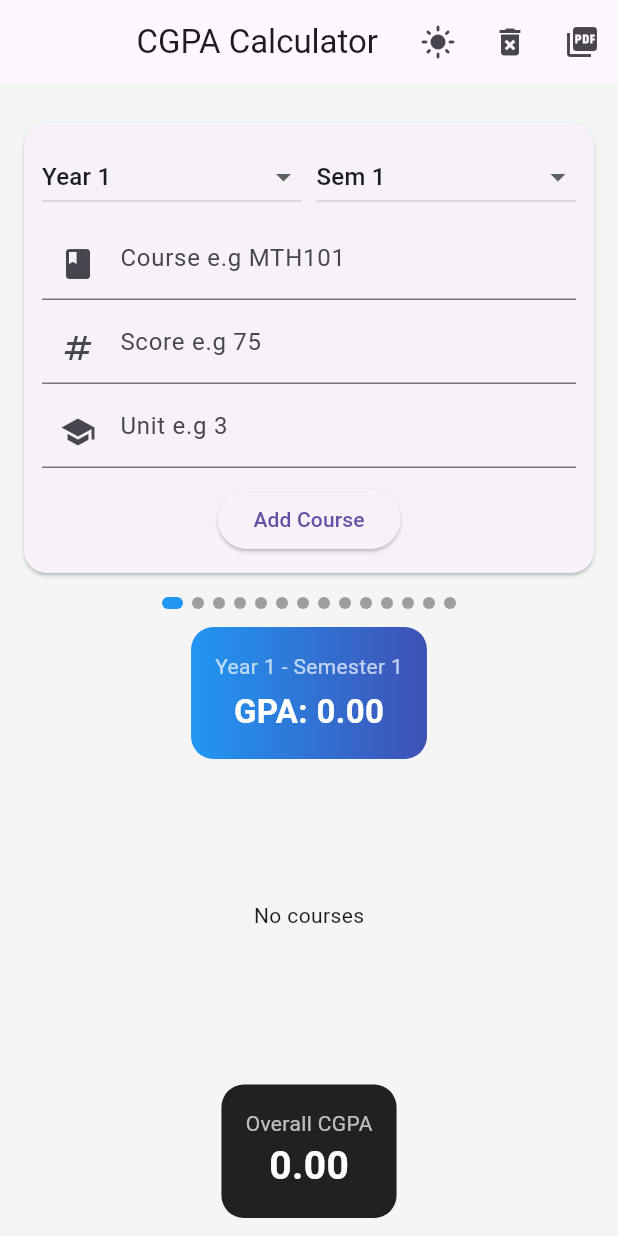
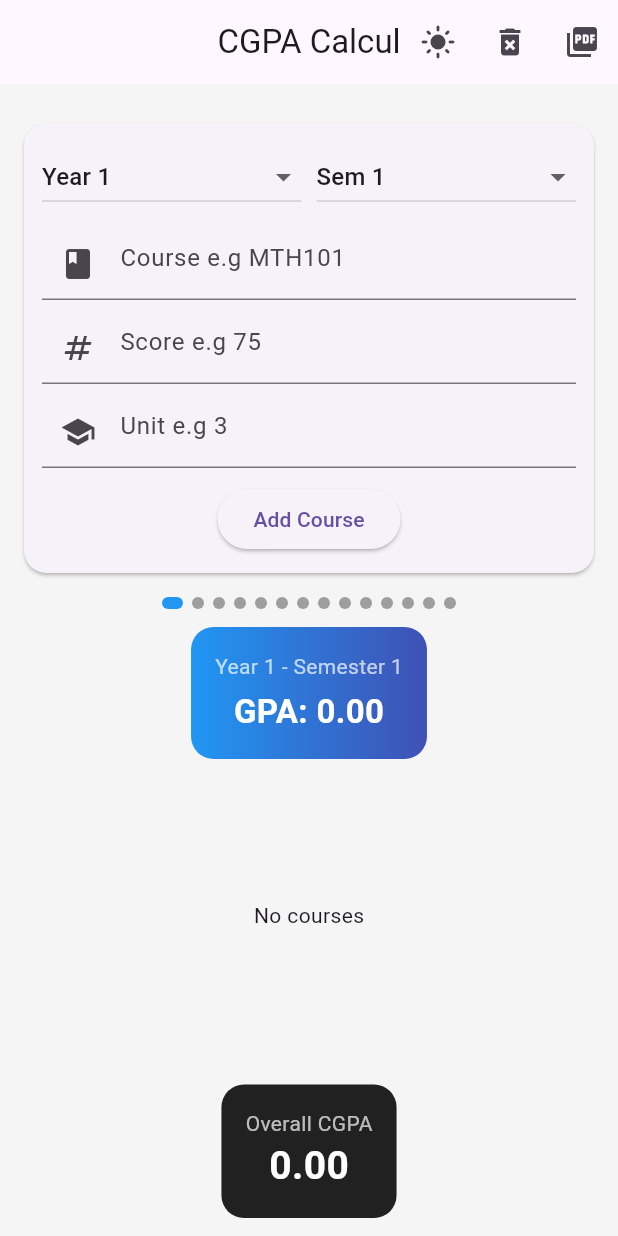
Before and after one commit to Trimaxcoder/CGPA-CALCULATOR, a Flutter app: the screen it shows after launch, on a phone screen of 412 x 824 dp. Run offline on Flutter 3.47's test engine with Material 3 defaults, Android fonts, the phone set to English and light mode, and no system bars; our stand-ins replace printing, shared_preferences.

```diff
--- a/lib/main.dart
+++ b/lib/main.dart
@@ -326,7 +326,7 @@ class _MyAppState extends State<MyApp> {
       home: Scaffold(
         backgroundColor: isDarkMode ? Colors.black : Colors.grey[100],
         appBar: AppBar(
-          title: Text("CGPA Calculator"),
+          title: Text("CGPA Calcul"),
           centerTitle: true,
           actions: [
             IconButton(
```
